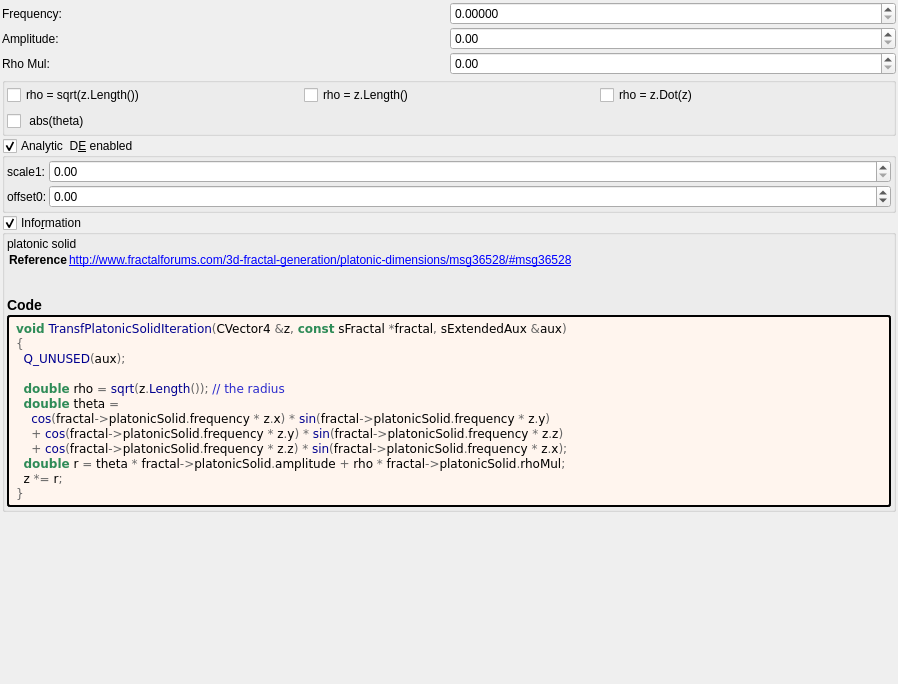
Old version of the form mandelbulber2/formula/ui/transf_platonic_solid.ui in the repository buddhi1980/mandelbulber2.
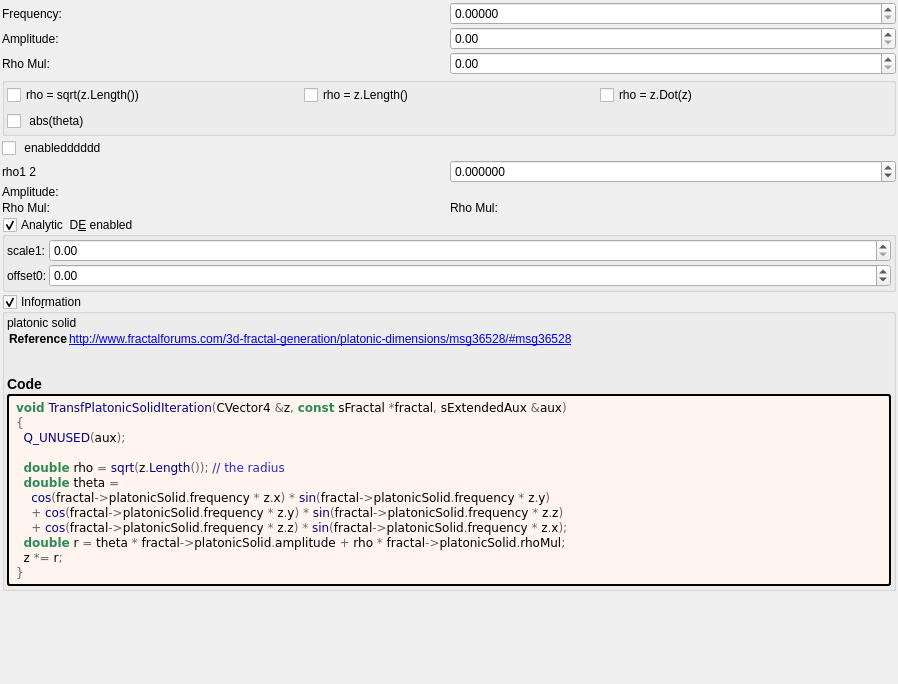
New version of the form. Custom widgets are drawn as their Qt base class.

Commit message: platonisSolids update beta

Patch:
```diff
--- a/mandelbulber2/formula/ui/transf_platonic_solid.ui
+++ b/mandelbulber2/formula/ui/transf_platonic_solid.ui
@@ -206,6 +206,79 @@
      </layout>
     </widget>
    </item>
+   <item>
+    <layout class="QGridLayout" name="gridLayout_3" rowstretch="0,0,0,0" columnstretch="0,0">
+     <property name="spacing">
+      <number>2</number>
+     </property>
+     <item row="2" column="0">
+      <widget class="QLabel" name="label_amplitude_2">
+       <property name="text">
+        <string>Amplitude:</string>
+       </property>
+      </widget>
+     </item>
+     <item row="3" column="0">
+      <widget class="QLabel" name="label_rhoMul_2">
+       <property name="text">
+        <string>Rho Mul:</string>
+       </property>
+      </widget>
+     </item>
+     <item row="1" column="0">
+      <widget class="QLabel" name="label_frequency_2">
+       <property name="text">
+        <string>rho1 2</string>
+       </property>
+      </widget>
+     </item>
+     <item row="3" column="1">
+      <widget class="QLabel" name="label_rhoMul_3">
+       <property name="text">
+        <string>Rho Mul:</string>
+       </property>
+      </widget>
+     </item>
+     <item row="0" column="0">
+      <widget class="QCheckBox" name="checkBox_transf_function_enabled">
+       <property name="toolTip">
+        <string>&lt;html&gt;&lt;head/&gt;&lt;body&gt;&lt;p&gt;Can sometimes improve render quality when using analytic DE&lt;/p&gt;&lt;/body&gt;&lt;/html&gt;</string>
+       </property>
+       <property name="text">
+        <string> enabledddddd</string>
+       </property>
+      </widget>
+     </item>
+     <item row="1" column="1">
+      <widget class="MyDoubleSpinBox" name="spinbox_transf_scale_1">
+       <property name="sizePolicy">
+        <sizepolicy hsizetype="Minimum" vsizetype="Maximum">
+         <horstretch>0</horstretch>
+         <verstretch>0</verstretch>
+        </sizepolicy>
+       </property>
+       <property name="prefix">
+        <string/>
+       </property>
+       <property name="suffix">
+        <string/>
+       </property>
+       <property name="decimals">
+        <number>6</number>
+       </property>
+       <property name="minimum">
+        <double>-99.989999999999995</double>
+       </property>
+       <property name="maximum">
+        <double>99.989999999999995</double>
+       </property>
+       <property name="singleStep">
+        <double>0.100000000000000</double>
+       </property>
+      </widget>
+     </item>
+    </layout>
+   </item>
    <item>
     <widget class="MyGroupBox" name="groupCheck_analyticDE_enabled">
      <property name="title">
```
Left out of the diff: 2 changed lines with no effect on the pictures. The commit also changes 2 other files.
